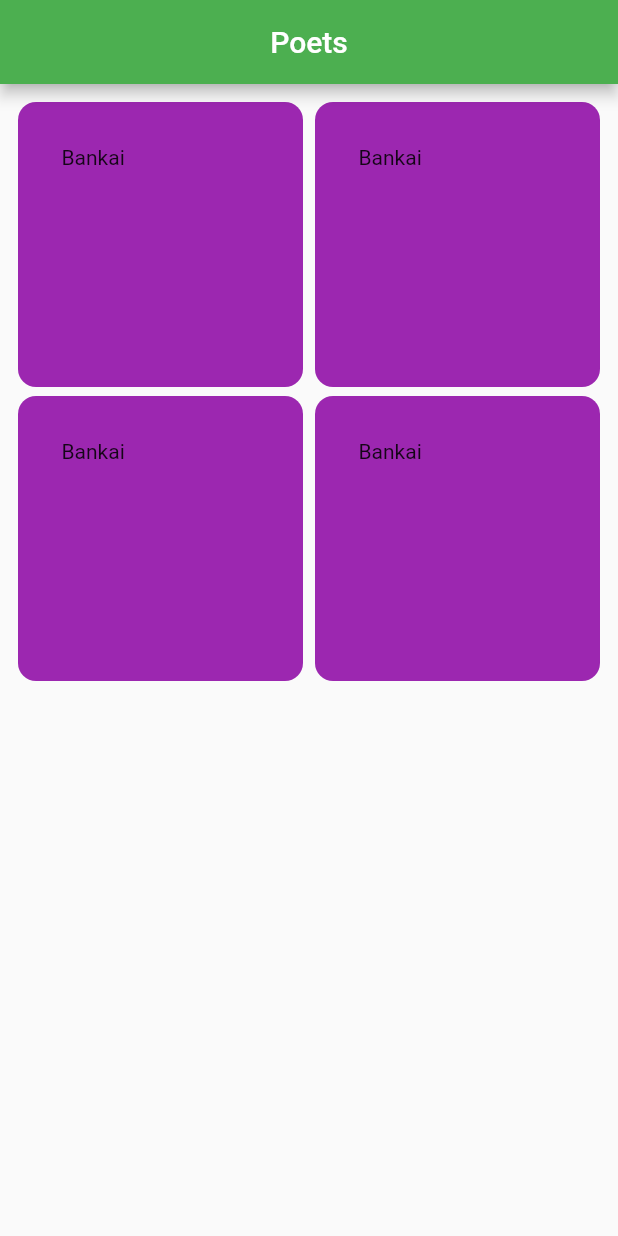
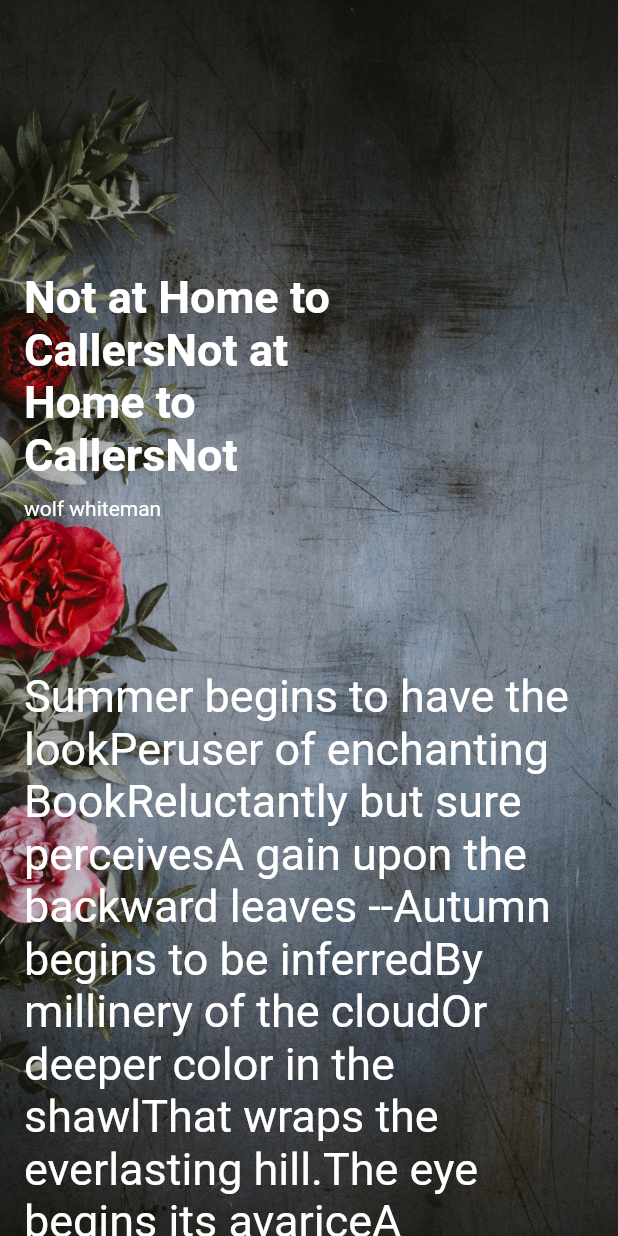
Before and after one commit to usmanabdulmajid/poetry_app, a Flutter app: the screen it shows after launch, on a phone screen of 412 x 824 dp. Run offline on Flutter 3.47's test engine with Material 2 defaults, Android fonts, the phone set to English and light mode, and no system bars.

Commit message:
add screens

```diff
--- a/lib/main.dart
+++ b/lib/main.dart
@@ -1,5 +1,7 @@
 import 'package:flutter/material.dart';
 import 'package:poetry_app/view/screens/home.dart';
+import 'package:poetry_app/view/screens/poet_screen.dart';
+import 'package:poetry_app/view/screens/read_screen.dart';
 
 void main() {
   runApp(const MyApp());
@@ -16,7 +18,7 @@ class MyApp extends StatelessWidget {
       theme: ThemeData(
         primarySwatch: Colors.green,
       ),
-      home: const Home(),
+      home: const ReadScreen(),
     );
   }
 }
--- /dev/null
+++ b/lib/utils/sizing.dart
@@ -0,0 +1,21 @@
+import 'package:flutter/material.dart';
+
+class YGap extends StatelessWidget {
+  final double y;
+  const YGap(this.y, {Key? key}) : super(key: key);
+
+  @override
+  Widget build(BuildContext context) {
+    return SizedBox(height: y);
+  }
+}
+
+class XGap extends StatelessWidget {
+  final double x;
+  const XGap(this.x, {Key? key}) : super(key: key);
+
+  @override
+  Widget build(BuildContext context) {
+    return SizedBox(width: x);
+  }
+}
--- a/lib/view/screens/home.dart
+++ b/lib/view/screens/home.dart
@@ -8,43 +8,40 @@ class Home extends StatelessWidget {
     return Scaffold(
       appBar: AppBar(
         title: const Text('Poets'),
+        backgroundColor: Colors.lightGreen,
         centerTitle: true,
+        elevation: 0.0,
       ),
-      body: GridView.count(
+      body: GridView.builder(
+        padding:
+            const EdgeInsets.only(top: 10, right: 16, left: 16, bottom: 10),
+        gridDelegate: const SliverGridDelegateWithFixedCrossAxisCount(
+          childAspectRatio: 3 / 2,
+          mainAxisSpacing: 8,
           crossAxisSpacing: 8,
-        mainAxisSpacing: 6,
-        padding: EdgeInsets.all(12),
           crossAxisCount: 2,
-        children: [
-          Container(
-            padding: EdgeInsets.all(29),
-            width: MediaQuery.of(context).size.width,
-            child: const Text('Bankai'),
-            decoration: BoxDecoration(
-                color: Colors.purple, borderRadius: BorderRadius.circular(12)),
         ),
-          Container(
-            padding: EdgeInsets.all(29),
-            width: MediaQuery.of(context).size.width,
-            child: const Text('Bankai'),
-            decoration: BoxDecoration(
-                color: Colors.purple, borderRadius: BorderRadius.circular(12)),
+        itemCount: 20,
+        itemBuilder: (context, index) {
+          return Container(
+            padding: const EdgeInsets.all(30),
+            decoration: const BoxDecoration(
+              color: Colors.lightGreen,
+              borderRadius: BorderRadius.only(
+                topRight: Radius.circular(24),
+                bottomLeft: Radius.circular(24),
               ),
-          Container(
-            padding: EdgeInsets.all(29),
-            width: MediaQuery.of(context).size.width,
-            child: const Text('Bankai'),
-            decoration: BoxDecoration(
-                color: Colors.purple, borderRadius: BorderRadius.circular(12)),
             ),
-          Container(
-            padding: EdgeInsets.all(29),
-            width: MediaQuery.of(context).size.width,
-            child: const Text('Bankai'),
-            decoration: BoxDecoration(
-                color: Colors.purple, borderRadius: BorderRadius.circular(12)),
+            alignment: Alignment.bottomLeft,
+            child: const Text(
+              'William Allingham',
+              style: TextStyle(
+                  fontWeight: FontWeight.bold,
+                  fontSize: 20,
+                  color: Colors.white),
             ),
-        ],
+          );
+        },
       ),
     );
   }
--- /dev/null
+++ b/lib/view/screens/read_screen.dart
@@ -0,0 +1,66 @@
+import 'package:flutter/material.dart';
+import 'package:poetry_app/utils/extensions.dart';
+import 'package:poetry_app/utils/sizing.dart';
+
+class ReadScreen extends StatelessWidget {
+  const ReadScreen({Key? key}) : super(key: key);
+
+  @override
+  Widget build(BuildContext context) {
+    return Scaffold(
+      body: Container(
+        decoration: const BoxDecoration(
+          image: DecorationImage(
+            image: AssetImage(
+                'assets/images/annie-spratt-wuc-KEIBrdE-unsplash.jpg'),
+            fit: BoxFit.cover,
+          ),
+        ),
+        child: ListView(
+          padding: const EdgeInsets.all(16.0),
+          children: [
+            YGap(context.screenHeight(.2)),
+            Padding(
+              padding: EdgeInsets.only(right: context.screenWidth(.4)),
+              child: const Text(
+                'Not at Home to CallersNot at Home to CallersNot',
+                style: TextStyle(
+                  fontSize: 30,
+                  color: Colors.white,
+                  fontWeight: FontWeight.bold,
+                ),
+              ),
+            ),
+            const YGap(10),
+            const Text(
+              'wolf whiteman',
+              style: TextStyle(color: Colors.white),
+            ),
+            const YGap(100),
+            const Text(
+                "Summer begins to have the look"
+                "Peruser of enchanting Book"
+                "Reluctantly but sure perceives"
+                "A gain upon the backward leaves --"
+                ""
+                "Autumn begins to be inferred"
+                "By millinery of the cloud"
+                "Or deeper color in the shawl"
+                "That wraps the everlasting hill."
+                ""
+                "The eye begins its avarice"
+                "A meditation chastens speech"
+                "Some Dyer of a distant tree"
+                "Resumes his gaudy industry."
+                ""
+                "Conclusion is the course of All"
+                "At most to be perennial"
+                "And then elude stability"
+                "Recalls to immortality.",
+                style: TextStyle(fontSize: 30, color: Colors.white))
+          ],
+        ),
+      ),
+    );
+  }
+}
```
Also changed, not shown: lib/utils/extensions.dart (added, +8 -0 lines), lib/view/screens/poet_screen.dart (added, +63 -0 lines), pubspec.yaml (+4 -11 lines), assets/images/annie-spratt-wuc-KEIBrdE-unsplash.jpg (added), assets/images/gary-ellis-kFHhbIrviVQ-unsplash.jpg (added), assets/images/jr-korpa-eogaYU2HoC0-unsplash.jpg (added). Lines whose indentation alone changed are shown as unchanged.
